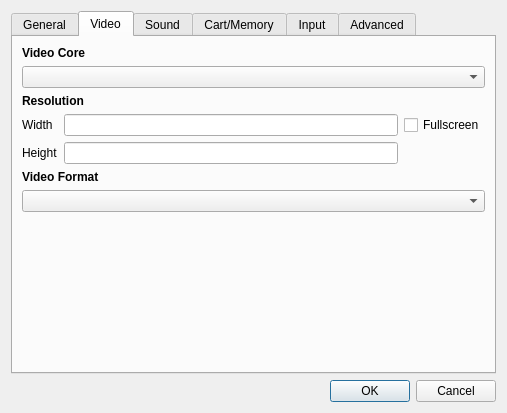
The window that yabause/src/qt/ui/UISettings.ui (KitoHo/yabause) describes before a commit, drawn with Qt 5.
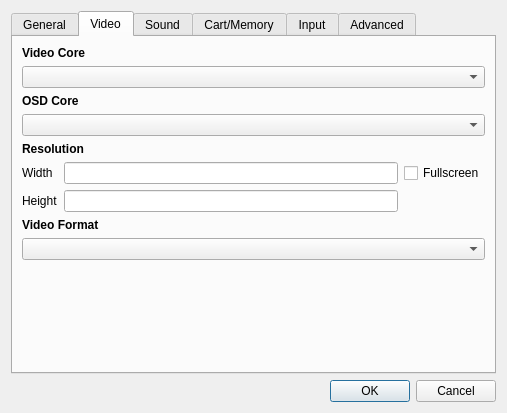
The same window after the commit. The open tabs and pages were chosen to show the change. Custom widgets are drawn as their Qt base class.

```diff
--- a/yabause/src/qt/ui/UISettings.ui
+++ b/yabause/src/qt/ui/UISettings.ui
@@ -199,6 +199,25 @@
         <widget class="QComboBox" name="cbVideoCore"/>
        </item>
        <item row="2" column="0" colspan="3">
+        <widget class="QLabel" name="lOSDCore">
+         <property name="font">
+          <font>
+           <weight>75</weight>
+           <bold>true</bold>
+          </font>
+         </property>
+         <property name="text">
+          <string>OSD Core</string>
+         </property>
+         <property name="textFormat">
+          <enum>Qt::PlainText</enum>
+         </property>
+        </widget>
+       </item>
+       <item row="3" column="0" colspan="3">
+        <widget class="QComboBox" name="cbOSDCore"/>
+       </item>
+       <item row="4" column="0" colspan="3">
         <widget class="QLabel" name="lResolution">
          <property name="font">
           <font>
@@ -214,34 +233,34 @@
          </property>
         </widget>
        </item>
-       <item row="3" column="0">
+       <item row="5" column="0">
         <widget class="QLabel" name="lWidth">
          <property name="text">
           <string>Width</string>
          </property>
         </widget>
        </item>
-       <item row="3" column="1">
+       <item row="5" column="1">
         <widget class="QLineEdit" name="leWidth"/>
        </item>
-       <item row="3" column="2">
+       <item row="5" column="2">
         <widget class="QCheckBox" name="cbFullscreen">
          <property name="text">
           <string>Fullscreen</string>
          </property>
         </widget>
        </item>
-       <item row="4" column="0">
+       <item row="6" column="0">
         <widget class="QLabel" name="lHeight">
          <property name="text">
           <string>Height</string>
          </property>
         </widget>
        </item>
-       <item row="4" column="1">
+       <item row="6" column="1">
         <widget class="QLineEdit" name="leHeight"/>
        </item>
-       <item row="5" column="0" colspan="3">
+       <item row="7" column="0" colspan="3">
         <widget class="QLabel" name="lVideoFormat">
          <property name="font">
           <font>
@@ -257,10 +276,10 @@
          </property>
         </widget>
        </item>
-       <item row="6" column="0" colspan="3">
+       <item row="8" column="0" colspan="3">
         <widget class="QComboBox" name="cbVideoFormat"/>
        </item>
-       <item row="7" column="0" colspan="3">
+       <item row="9" column="0" colspan="3">
         <spacer>
          <property name="orientation">
           <enum>Qt::Vertical</enum>
```
